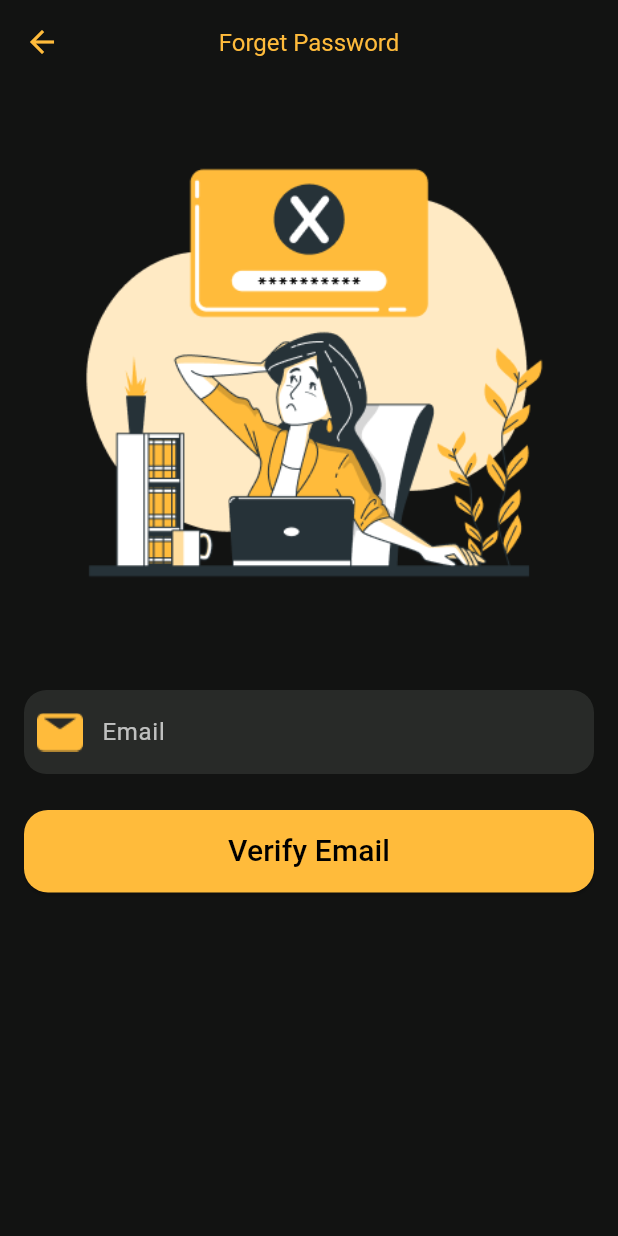
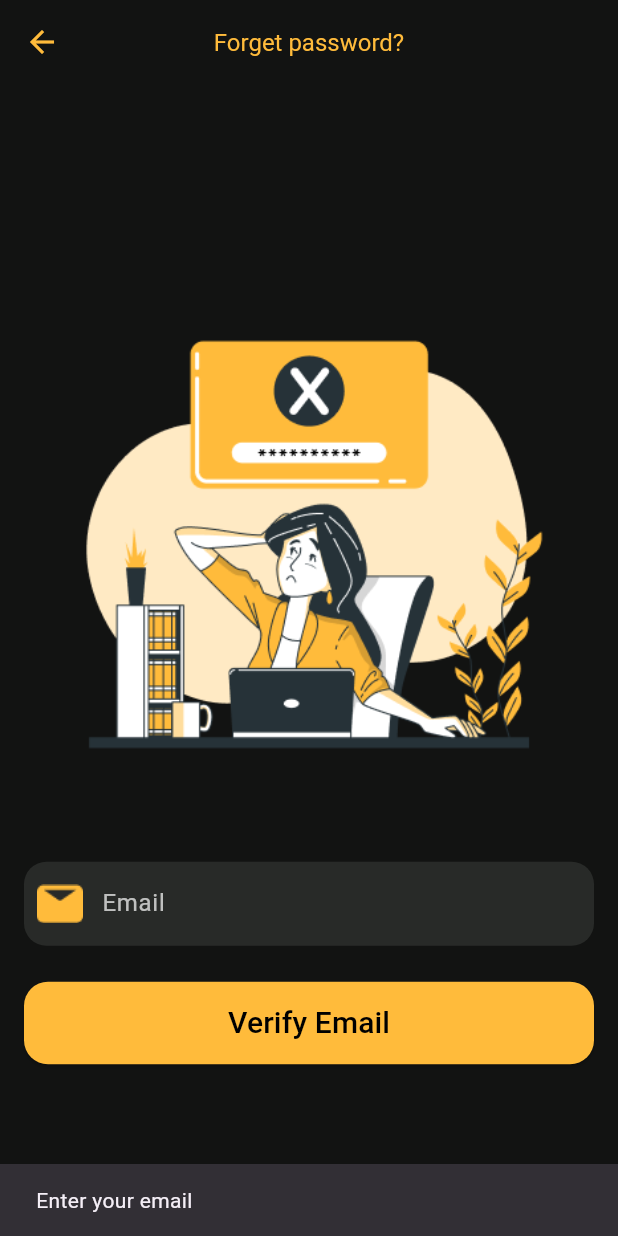
Before and after one commit to EslaamAshraaf/movieapp, a Flutter app: the Forgotpassword screen opened by its route, after a tap on "Verify Email", on a phone screen of 412 x 824 dp. Run offline on Flutter 3.47's test engine with Material 3 defaults, Android fonts, the phone set to English and light mode, and no system bars; our stand-ins replace carousel_slider, cloud_firestore, easy_localization, firebase_auth, firebase_core, google_fonts and 1 more; accounts and stored records are empty.

Commit message:
Forgotpassword

```diff
--- a/assets/translations/ar.json
+++ b/assets/translations/ar.json
@@ -17,5 +17,9 @@
   "dont_have_account": "ليس لديك حساب؟",
   "create_one": "إنشاء حساب",
   "or": "أو",
-  "login_google": "تسجيل الدخول باستخدام جوجل"
+  "login_google": "تسجيل الدخول باستخدام جوجل",
+  "verify_email": "تحقق من البريد الإلكتروني",
+  "reset_link_sent": "تم إرسال رابط إعادة تعيين كلمة المرور إلى بريدك الإلكتروني",
+  "user_not_found": "لم يتم العثور على مستخدم بهذا البريد الإلكتروني",
+  "error_occurred": "حدث خطأ، يرجى المحاولة مرة أخرى"
 }
--- a/assets/translations/en.json
+++ b/assets/translations/en.json
@@ -17,5 +17,9 @@
   "dont_have_account": "Don’t have an account?",
   "create_one": "Create one",
   "or": "OR",
-  "login_google": "Login with Google"
+  "login_google": "Login with Google",
+  "verify_email": "Verify Email",
+  "reset_link_sent": "Password reset link has been sent to your email",
+  "user_not_found": "No user found with this email",
+  "error_occurred": "An error occurred, please try again"
 }
--- a/lib/src/features/auth/presentation/view/Forgotpassword.dart
+++ b/lib/src/features/auth/presentation/view/Forgotpassword.dart
@@ -1,12 +1,58 @@
 import 'package:easy_localization/easy_localization.dart';
 import 'package:flutter/material.dart';
+import 'package:firebase_auth/firebase_auth.dart';
 import 'package:movieapp/src/core/theme/app_color.dart';
-
 import '../../../../core/theme/widgets/app_text_form_field.dart';
 
-class Forgotpassword extends StatelessWidget {
-  static const String routename = "forgotpassword";
+class Forgotpassword extends StatefulWidget {
+  static const String routename = "forgot_password";
   const Forgotpassword({super.key});
+
+  @override
+  State<Forgotpassword> createState() => _ForgotPasswordState();
+}
+
+class _ForgotPasswordState extends State<Forgotpassword> {
+  final TextEditingController _emailController = TextEditingController();
+  final _auth = FirebaseAuth.instance;
+
+  Future<void> _resetPassword() async {
+    final email = _emailController.text.trim();
+
+    if (email.isEmpty) {
+      ScaffoldMessenger.of(context).showSnackBar(
+        SnackBar(content: Text(tr("enter_email"))),
+      );
+      return;
+    }
+
+    try {
+      await _auth.sendPasswordResetEmail(email: email);
+
+      ScaffoldMessenger.of(context).showSnackBar(
+        SnackBar(
+          content: Text(tr("reset_link_sent")),
+          backgroundColor: Colors.green,
+        ),
+      );
+
+      // رجع المستخدم لشاشة تسجيل الدخول بعد ثانيتين
+      Future.delayed(const Duration(seconds: 2), () {
+        Navigator.pop(context);
+      });
+    } on FirebaseAuthException catch (e) {
+      String message = "";
+      if (e.code == "user-not-found") {
+        message = tr("user_not_found");
+      } else {
+        message = e.message ?? tr("error_occurred");
+      }
+
+      ScaffoldMessenger.of(context).showSnackBar(
+        SnackBar(content: Text(message), backgroundColor: Colors.red),
+      );
+    }
+  }
 
   @override
   Widget build(BuildContext context) {
@@ -21,7 +67,7 @@ class Forgotpassword extends StatelessWidget {
           },
         ),
         title: Text(
-          "Forget Password",
+          tr("forget_password"),
           style: TextStyle(color: AppColors.yellow, fontSize: 16),
         ),
         centerTitle: true,
@@ -29,11 +75,13 @@ class Forgotpassword extends StatelessWidget {
       body: Padding(
         padding: const EdgeInsets.symmetric(horizontal: 16),
         child: Column(
+          mainAxisAlignment: MainAxisAlignment.center,
           children: [
             Image.asset("assets/images/forgotpassword.png"),
             const SizedBox(height: 24),
 
             AppTextFormField(
+              controller: _emailController,
               label: tr("email"),
               hintText: tr("enter_email"),
               iconPath: "assets/icons/email.png",
@@ -41,7 +89,6 @@ class Forgotpassword extends StatelessWidget {
             ),
             const SizedBox(height: 24),
 
-            // Login Button
             SizedBox(
               width: double.infinity,
               height: 55,
@@ -52,9 +99,9 @@ class Forgotpassword extends StatelessWidget {
                     borderRadius: BorderRadius.circular(16),
                   ),
                 ),
-                onPressed: () {},
+                onPressed: _resetPassword,
                 child: Text(
-                  tr("Verify Email"),
+                  tr("verify_email"),
                   style: const TextStyle(
                     color: Colors.black,
                     fontSize: 20,
```
